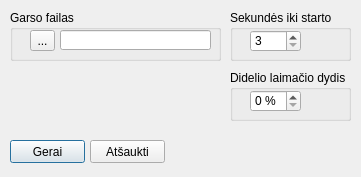
Above: GUIs/SettingsDialog.ui from kulverstukas1/DuathlonStarter before the change. Below: the same form after it.
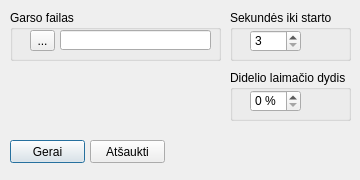
That is the form after the change.

What changed in the file:
```diff
--- a/GUIs/SettingsDialog.ui
+++ b/GUIs/SettingsDialog.ui
@@ -9,8 +9,8 @@
    <rect>
     <x>0</x>
     <y>0</y>
-    <width>361</width>
-    <height>177</height>
+    <width>360</width>
+    <height>180</height>
    </rect>
   </property>
   <property name="windowTitle">
```
